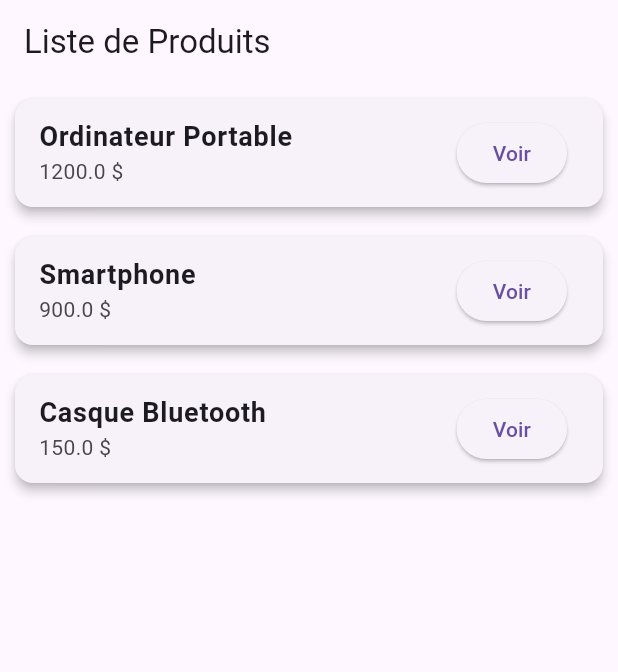
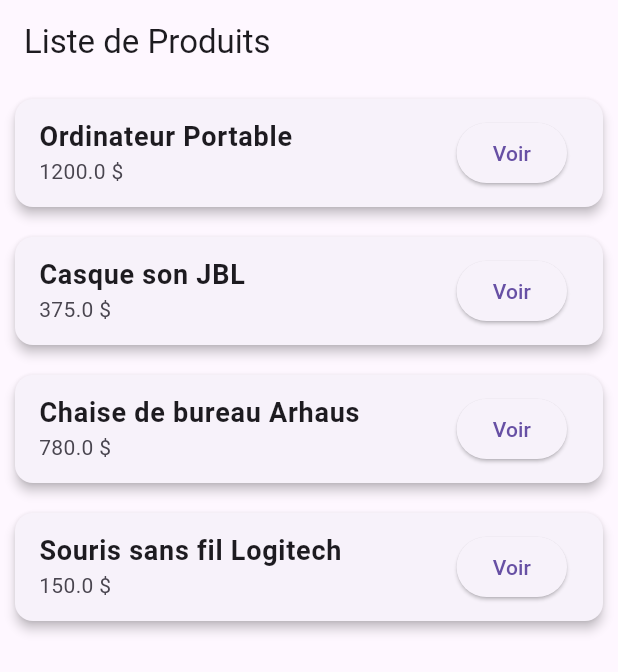
Before and after one commit to belhAmine/Atelier6, a Flutter app: the screen it shows after launch, on a phone screen of 412 x 824 dp. Shown: the top 672 px of the screen. Run offline on Flutter 3.47's test engine with Material 3 defaults, Android fonts, the phone set to English and light mode, and no system bars.

Commit message:
Etape modification

```diff
--- a/lib/page_liste_produits.dart
+++ b/lib/page_liste_produits.dart
@@ -13,13 +13,18 @@ class ListProduits extends StatelessWidget {
       prix: 1200.0,
     ),
     Produit(
-      nom: "Smartphone",
+      nom: "Casque son JBL",
       description: "Téléphone nouvelle génération avec triple caméra.",
-      prix: 900.0,
+      prix: 375.0,
     ),
     Produit(
-      nom: "Casque Bluetooth",
+      nom: "Chaise de bureau Arhaus",
       description: "Casque sans fil avec réduction de bruit.",
+      prix: 780.0,
+    ),
+    Produit(
+      nom: "Souris sans fil Logitech",
+      description: "Souris sans fil Logitech.",
       prix: 150.0,
     ),
   ];
```
